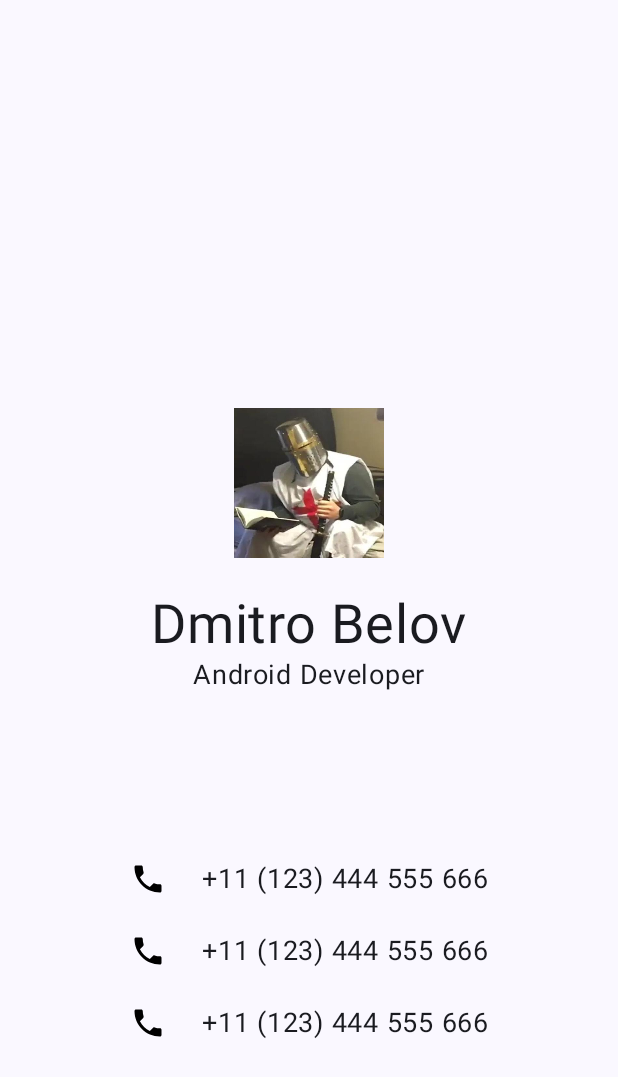
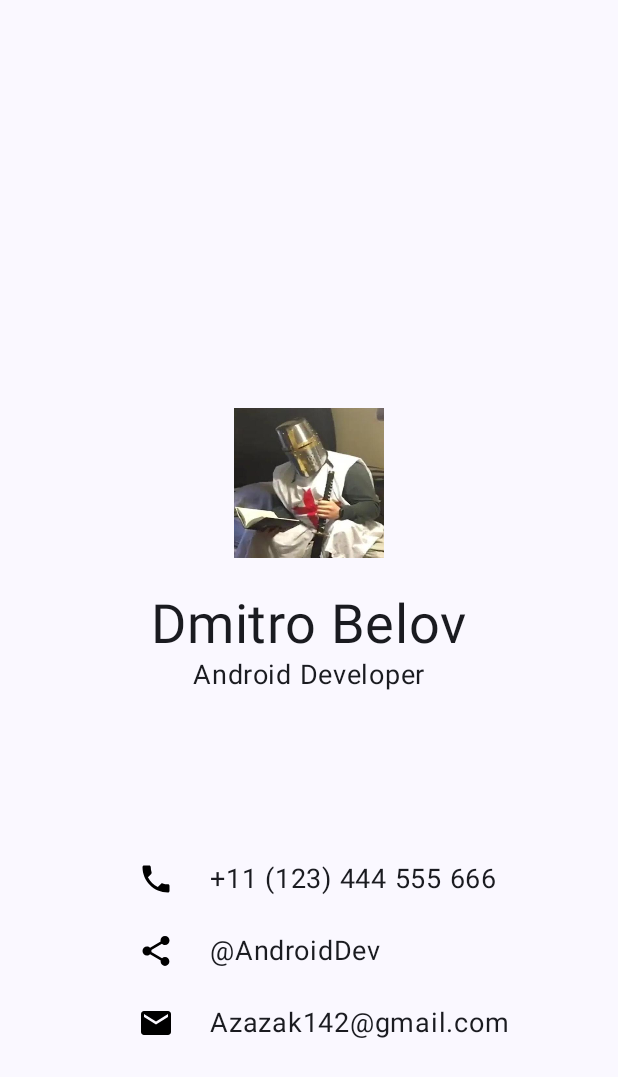
Before and after one commit to Azazak142/IPZ_CW_1_Belov, an Android app built with Jetpack Compose: the screen it shows after launch (MainActivity), on a phone screen of 412 x 824 dp. Shown: the top 1077 px of the screen. Run offline under Robolectric (Android 15) with nearby library versions, the phone set to English and light mode, and no system bars.

Commit message:
Filled info

```diff
--- a/app/src/main/java/com/example/mycr1_belov/MainActivity.kt
+++ b/app/src/main/java/com/example/mycr1_belov/MainActivity.kt
@@ -97,9 +97,9 @@ fun MainWindow( modifier: Modifier = Modifier) {
 
         Box(
             modifier = modifier
-                .align(alignment = Alignment.CenterHorizontally)
+                .align(alignment = Alignment.Start)
                 //.background(color = Color(red = 226, blue = 216, green = 227))
-                .padding(top = 100.dp)
+                .padding(top = 100.dp, start= 80.dp)
         ) {
             Icon(
                 imageVector = iconPhone,
@@ -119,20 +119,20 @@ fun MainWindow( modifier: Modifier = Modifier) {
         }
         Box(
             modifier = modifier
-                .align(alignment = Alignment.CenterHorizontally)
+                .align(alignment = Alignment.Start)
                 //.background(color = Color(red = 226, blue = 216, green = 227))
-                .padding(top = 0.dp)
+                .padding(top = 0.dp, start= 80.dp)
         ) {
             Icon(
-                imageVector = iconPhone,
+                imageVector = iconSocials,
                 tint = Color.Black,
-                contentDescription = "Phone",
+                contentDescription = "Share",
                 modifier = Modifier
-                    .padding(all = 12.dp)
+                    .padding(bottom = 12.dp, top = 12.dp, end = 12.dp, start = 12.dp)
                     .size(24.dp)
             )
             Text(
-                text = "+11 (123) 444 555 666",
+                text = "@AndroidDev",
                 fontSize = 18.sp,
                 modifier = Modifier
                     .padding(bottom = 12.dp, top = 12.dp, end = 12.dp, start = 60.dp)
@@ -141,20 +141,20 @@ fun MainWindow( modifier: Modifier = Modifier) {
         }
         Box(
             modifier = modifier
-                .align(alignment = Alignment.CenterHorizontally)
+                .align(alignment = Alignment.Start)
                 //.background(color = Color(red = 226, blue = 216, green = 227))
-                .padding(top = 0.dp)
+                .padding(top = 0.dp, start= 80.dp)
         ) {
             Icon(
-                imageVector = iconPhone,
+                imageVector = iconMail,
                 tint = Color.Black,
-                contentDescription = "Phone",
+                contentDescription = "Email",
                 modifier = Modifier
                     .padding(all = 12.dp)
                     .size(24.dp)
             )
             Text(
-                text = "+11 (123) 444 555 666",
+                text = "Azazak142@gmail.com",
                 fontSize = 18.sp,
                 modifier = Modifier
                     .padding(bottom = 12.dp, top = 12.dp, end = 12.dp, start = 60.dp)
```
